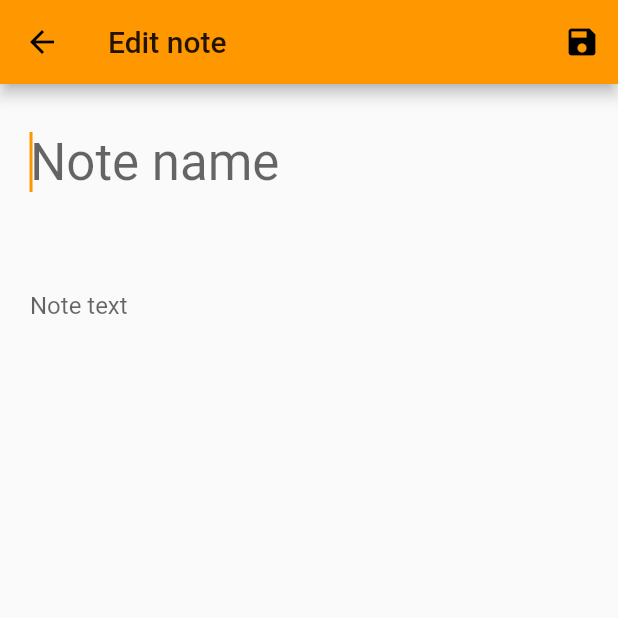
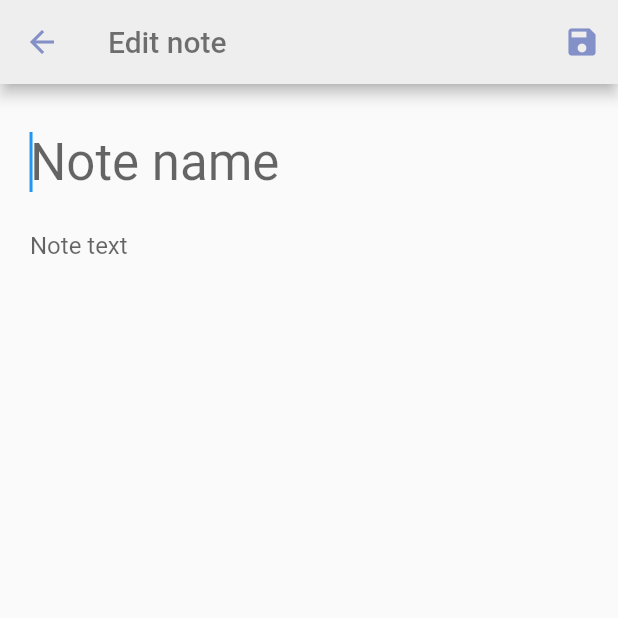
Before and after one commit to apoberejnyi/notik, a Flutter app: the screen it shows after launch, after a tap on the "search" icon, after a tap on the "add" icon, on a phone screen of 412 x 824 dp, the top half of it. Run offline on Flutter 3.47's test engine with Material 2 defaults, Android fonts, the light colour scheme and no system bars; our stand-ins replace localstorage, rxdart.

Commit message:
Tweak UI according to latest mockup

```diff
--- a/client/lib/main.dart
+++ b/client/lib/main.dart
@@ -1,6 +1,7 @@
 import 'package:flutter/material.dart';
 import 'package:notik/data/notes.service.dart';
 import 'package:notik/domain/note.dart';
+import 'package:notik/theme/colors.dart';
 import 'package:notik/views/new.note.dart';
 import 'package:notik/views/note.details.dart';
 import 'package:notik/views/notes.list.dart';
@@ -16,7 +17,14 @@ class App extends StatelessWidget {
   Widget build(BuildContext context) {
     return MaterialApp(
       title: 'Flutter Demo',
-      theme: ThemeData(primarySwatch: Colors.orange),
+      theme: ThemeData(
+        accentColor: accent,
+        appBarTheme: AppBarTheme(backgroundColor: navigation),
+        scaffoldBackgroundColor: backround,
+        primaryTextTheme: TextTheme(
+          headline6: TextStyle(color: navigationText),
+        ),
+      ),
       initialRoute: '',
       onGenerateRoute: _generateRoute,
     );
--- /dev/null
+++ b/client/lib/theme/colors.dart
@@ -0,0 +1,6 @@
+import 'package:flutter/material.dart';
+
+const accent = Color.fromRGBO(132, 144, 200, 1);
+const navigation = Color.fromRGBO(238, 238, 238, 1);
+const backround = Color.fromRGBO(250, 250, 250, 1);
+const navigationText = Color.fromRGBO(0, 0, 0, 0.54);
--- a/client/lib/views/edit.note.dart
+++ b/client/lib/views/edit.note.dart
@@ -39,21 +39,38 @@ class _EditNoteScreenState extends State<EditNoteScreen> {
     return Scaffold(
       appBar: AppBar(
         title: Text("Edit note"),
+        leading: BackButton(color: Theme.of(context).accentColor),
         actions: [
           IconButton(
             icon: Icon(Icons.save),
             tooltip: 'Save note',
             onPressed: _saveNote,
+            color: Theme.of(context).accentColor,
           )
         ],
       ),
-      body: Column(
+      body: ListView(
+        padding: const EdgeInsets.all(20),
         children: [
           Container(
-            padding: const EdgeInsets.all(20),
-            child: TextField(
+            child: _buildNoteNameField(context),
+          ),
+          Expanded(
+            child: Container(
+              child: _buildNoteTextField(),
+            ),
+          ),
+        ],
+      ),
+    );
+  }
+
+  TextField _buildNoteNameField(BuildContext context) {
+    return TextField(
       autofocus: widget.focus == EditNoteFocus.name,
       controller: nameController,
+      textCapitalization: TextCapitalization.sentences,
+      maxLines: null,
       style: TextStyle(
         fontSize: Theme.of(context).textTheme.headline4!.fontSize,
       ),
@@ -61,22 +78,17 @@ class _EditNoteScreenState extends State<EditNoteScreen> {
         border: InputBorder.none,
         hintText: 'Note name',
       ),
-            ),
-          ),
-          Expanded(
-            child: Container(
-              padding: const EdgeInsets.all(20),
-              child: TextField(
+    );
+  }
+
+  TextField _buildNoteTextField() {
+    return TextField(
       controller: textController,
       maxLines: null,
+      textCapitalization: TextCapitalization.sentences,
       decoration: InputDecoration(
         border: InputBorder.none,
         hintText: 'Note text',
-                ),
-              ),
-            ),
-          ),
-        ],
       ),
     );
   }
--- a/client/lib/views/mixins/list.search.dart
+++ b/client/lib/views/mixins/list.search.dart
@@ -6,11 +6,14 @@ abstract class ListSearch<T extends StatefulWidget> implements State<T> {
   var isSearching = false;
   var searchQuery = "";
 
-  List<Widget> buildSearchActions() {
+  List<Widget> buildSearchActions(BuildContext context) {
     if (isSearching) {
       return [
         IconButton(
-          icon: const Icon(Icons.clear),
+          icon: Icon(
+            Icons.clear,
+            color: Theme.of(context).accentColor,
+          ),
           onPressed: _clearSearch,
         ),
       ];
@@ -18,7 +21,10 @@ abstract class ListSearch<T extends StatefulWidget> implements State<T> {
 
     return [
       IconButton(
-        icon: const Icon(Icons.search),
+        icon: Icon(
+          Icons.search,
+          color: Theme.of(context).accentColor,
+        ),
         onPressed: _startSearch,
       ),
     ];
@@ -28,7 +34,7 @@ abstract class ListSearch<T extends StatefulWidget> implements State<T> {
     return TextField(
       controller: _searchQueryController,
       autofocus: true,
-      cursorColor: Theme.of(context).primaryTextTheme.bodyText1!.color,
+      cursorColor: Theme.of(context).primaryTextTheme.headline6!.color,
       decoration: InputDecoration(
         hintText: searchHint,
         border: InputBorder.none,
--- a/client/lib/views/notes.list.dart
+++ b/client/lib/views/notes.list.dart
@@ -30,11 +30,13 @@ class _NotesListState extends State<NotesList> with ListSearch<NotesList> {
   Widget build(BuildContext context) {
     return Scaffold(
       appBar: AppBar(
-        leading: isSearching ? const BackButton() : null,
+        leading: isSearching
+            ? BackButton(color: Theme.of(context).accentColor)
+            : null,
         title: isSearching
             ? buildSearchField(searchHint: "Search notes...")
             : Text("Notes List"),
-        actions: buildSearchActions(),
+        actions: buildSearchActions(context),
       ),
       body: Center(
         child: StreamBuilder<List<Note>>(
--- a/client/lib/widgets/note.list.item.dart
+++ b/client/lib/widgets/note.list.item.dart
@@ -14,21 +14,19 @@ class NoteListItem extends StatelessWidget {
     return Dismissible(
       key: Key(note.id!),
       onDismissed: (direction) => onDelete(note),
+      background: Container(color: Colors.red),
       child: GestureDetector(
         onTap: () => _navToEditNote(context),
-        child: Card(
-          shadowColor: Theme.of(context).shadowColor,
-          margin: const EdgeInsets.symmetric(vertical: 10, horizontal: 16),
-          elevation: 3,
         child: Container(
           padding: const EdgeInsets.all(20),
+          width: double.infinity,
+          color: Theme.of(context).scaffoldBackgroundColor,
           child: Column(
             crossAxisAlignment: CrossAxisAlignment.start,
             children: [
               _buildNoteTitle(context),
               ..._buildNoteText(),
             ],
-            ),
           ),
         ),
       ),
@@ -41,7 +39,7 @@ class NoteListItem extends StatelessWidget {
       style: Theme.of(context).textTheme.headline5,
       maxLines: 1,
       softWrap: false,
-      overflow: TextOverflow.fade,
+      overflow: TextOverflow.ellipsis,
     );
   }
 
@@ -54,8 +52,8 @@ class NoteListItem extends StatelessWidget {
       Padding(padding: EdgeInsets.only(top: 16)),
       Text(
         note.text,
-        overflow: TextOverflow.fade,
-        maxLines: 3,
+        overflow: TextOverflow.ellipsis,
+        maxLines: 2,
       )
     ];
   }
```
Also changed, not shown: 1 other file. Lines whose indentation alone changed are shown as unchanged.
